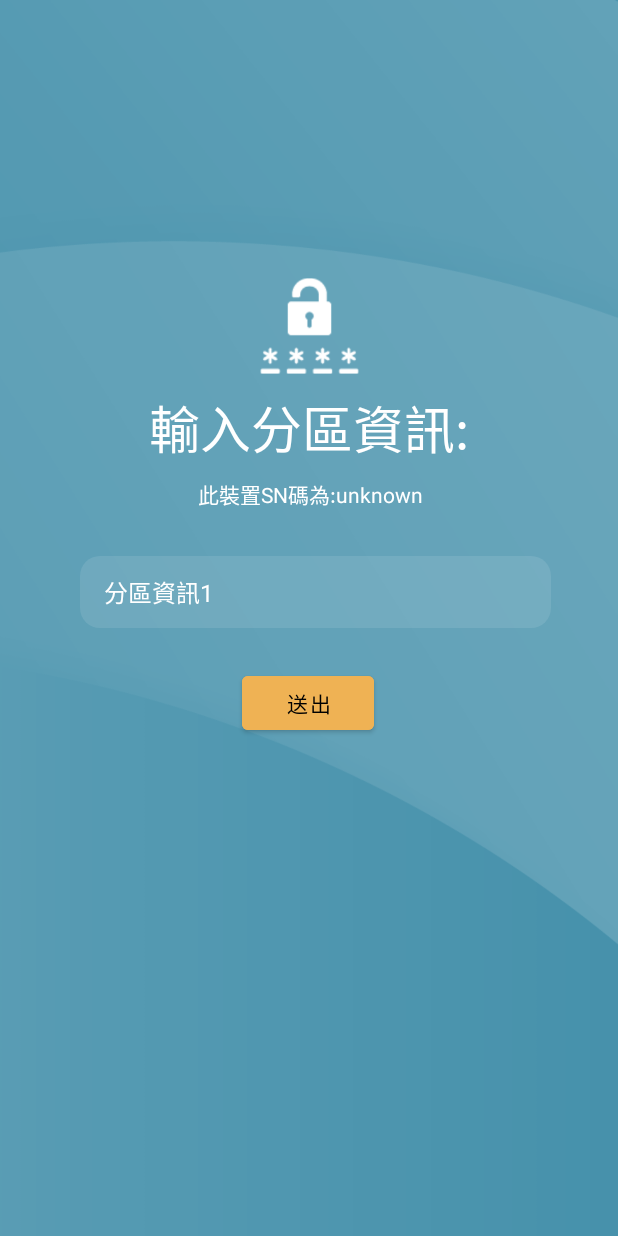
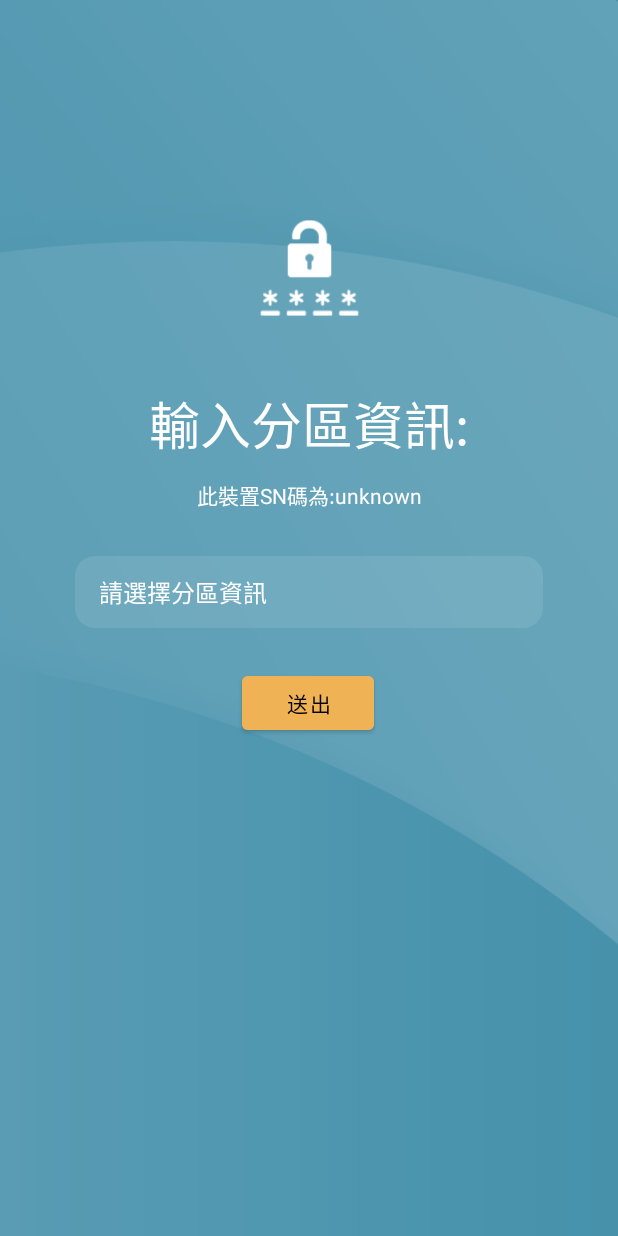
Before and after one commit to mickey234chu/LockScreenServiceFor7to9, an Android app: the screen it shows after launch (FirstActivity), on a phone screen of 412 x 824 dp. Run offline under Robolectric (Android 15) with nearby library versions, the phone set to English and light mode, and no system bars; libraries missing offline, so code that uses them is left out: pub.devrel.easypermissions.

Commit message:
design change

```diff
--- a/app/src/main/java/com/example/bootservicefor7to9/FirstActivity.java
+++ b/app/src/main/java/com/example/bootservicefor7to9/FirstActivity.java
@@ -7,13 +7,17 @@ import android.content.Intent;
 import android.graphics.drawable.ColorDrawable;
 import android.os.Build;
 import android.os.Bundle;
+import android.util.DisplayMetrics;
 import android.util.Log;
 import android.view.View;
+import android.view.ViewGroup;
 import android.view.Window;
 import android.view.WindowManager;
 import android.widget.ArrayAdapter;
 import android.widget.Button;
 import android.widget.EditText;
+import android.widget.ImageView;
+import android.widget.RelativeLayout;
 import android.widget.Spinner;
 import android.widget.TextView;
 import android.widget.Toast;
@@ -39,6 +43,7 @@ public class FirstActivity extends AppCompatActivity {
 
     TextView SNTEXT;
     Spinner URL_Spinner;
+    ImageView IV;
     Button btnSend;
     String SN,domain;
     boolean Hrecord = false;
@@ -73,6 +78,18 @@ public class FirstActivity extends AppCompatActivity {
         adapter.setDropDownViewResource(R.layout.myspinner_background);
         URL_Spinner.setAdapter(adapter);
 
+        //放圖片
+        IV = findViewById(R.id.imageView);
+
+        //DisplayMetrics metrics = new DisplayMetrics();
+        //getWindowManager().getDefaultDisplay().getMetrics(metrics);
+       // int w = metrics.widthPixels;
+        //int h = metrics.heightPixels;
+        //IV.setX(w/2);
+       // ViewGroup.MarginLayoutParams margin = new ViewGroup.MarginLayoutParams(IV.getLayoutParams());
+        //margin.setMargins(0,IV.getTop(),0,IV.getBottom());
+        //RelativeLayout.LayoutParams layoutParams = new RelativeLayout.LayoutParams(margin);
+        Log.e("HTTP",IV.getLeft()+","+IV.getTop()+","+IV.getRight()+","+IV.getBottom());
 
         btnSend = findViewById(R.id.btnSend);
 
--- a/app/src/main/res/layout/activity_first.xml
+++ b/app/src/main/res/layout/activity_first.xml
@@ -2,8 +2,8 @@
 <androidx.constraintlayout.widget.ConstraintLayout xmlns:android="http://schemas.android.com/apk/res/android"
     xmlns:app="http://schemas.android.com/apk/res-auto"
     xmlns:tools="http://schemas.android.com/tools"
-    android:layout_width="match_parent"
-    android:layout_height="match_parent"
+    android:layout_width="wrap_content"
+    android:layout_height="wrap_content"
     android:background="@drawable/bg"
     tools:context=".FirstActivity">
 
@@ -18,27 +18,24 @@
         app:layout_constraintEnd_toEndOf="parent"
         app:layout_constraintStart_toStartOf="parent"
         app:layout_constraintTop_toTopOf="parent"
-        app:layout_constraintVertical_bias="0.812" />
+        app:layout_constraintVertical_bias="0.804" />
 
     <Spinner
         android:id="@+id/URL_Spinner"
-        android:layout_width="314dp"
+        style="@style/mySpinnerItemStyle"
+        android:layout_width="312dp"
         android:layout_height="48dp"
-        android:layout_marginLeft="10dp"
         android:background="@drawable/shape_selector"
         android:ems="10"
         android:hint="分區資訊"
         android:inputType="textPersonName"
         android:minHeight="48dp"
-        style="@style/mySpinnerItemStyle"
         app:layout_constraintBottom_toBottomOf="parent"
         app:layout_constraintEnd_toEndOf="parent"
-        app:layout_constraintHorizontal_bias="0.494"
         app:layout_constraintStart_toStartOf="parent"
         app:layout_constraintTop_toTopOf="parent"
-        app:layout_constraintVertical_bias="0.478"
 
-        />
+        app:layout_constraintVertical_bias="0.478" />
 
     <Button
         android:id="@+id/btnSend"
@@ -58,15 +55,12 @@
         android:id="@+id/imageView"
         android:layout_width="66dp"
         android:layout_height="68dp"
-        android:layout_marginStart="173dp"
-        android:layout_marginTop="162dp"
-        android:layout_marginEnd="173dp"
-        android:layout_marginBottom="8dp"
+        android:layout_marginTop="150dp"
+        android:layout_marginBottom="50dp"
         app:layout_constraintBottom_toTopOf="@+id/textView"
         app:layout_constraintEnd_toEndOf="parent"
         app:layout_constraintStart_toStartOf="parent"
         app:layout_constraintTop_toTopOf="parent"
-        app:layout_constraintVertical_bias="1.0"
         app:srcCompat="@drawable/icon_sn"
         tools:ignore="MissingConstraints" />
 
@@ -77,13 +71,13 @@
         android:layout_marginStart="176dp"
         android:layout_marginTop="8dp"
         android:layout_marginEnd="177dp"
-        android:layout_marginBottom="2dp"
+        android:layout_marginBottom="8dp"
+        android:text="此裝置的SN碼為:"
         android:textColor="#ffffff"
-        android:text="此裝置的SN碼為:"
         app:layout_constraintBottom_toTopOf="@+id/URL_Spinner"
         app:layout_constraintEnd_toEndOf="parent"
         app:layout_constraintHorizontal_bias="0.489"
         app:layout_constraintStart_toStartOf="parent"
         app:layout_constraintTop_toBottomOf="@+id/textView"
-        app:layout_constraintVertical_bias="0.0" />
+        app:layout_constraintVertical_bias="0.125" />
 </androidx.constraintlayout.widget.ConstraintLayout>
--- a/app/src/main/res/layout/device_data.xml
+++ b/app/src/main/res/layout/device_data.xml
@@ -70,11 +70,11 @@
 
     <TextView
         android:id="@+id/textView2"
-        android:layout_width="wrap_content"
+        android:layout_width="480px"
         android:layout_height="wrap_content"
         android:text="載具名稱:"
         android:textColor="#FFFFFF"
-        android:textSize="36px"
+        android:textSize="24px"
         app:layout_constraintBottom_toTopOf="@+id/textView3"
         app:layout_constraintEnd_toEndOf="@+id/imageView2"
         app:layout_constraintHorizontal_bias="0.0"
@@ -84,11 +84,11 @@
 
     <TextView
         android:id="@+id/textView3"
-        android:layout_width="wrap_content"
+        android:layout_width="480px"
         android:layout_height="wrap_content"
         android:text="作業系統:"
         android:textColor="#FFFFFF"
-        android:textSize="36px"
+        android:textSize="24px"
         app:layout_constraintBottom_toBottomOf="@+id/imageView2"
         app:layout_constraintEnd_toEndOf="@+id/imageView2"
         app:layout_constraintHorizontal_bias="0.0"
@@ -98,11 +98,11 @@
 
     <TextView
         android:id="@+id/textView4"
-        android:layout_width="wrap_content"
+        android:layout_width="480px"
         android:layout_height="wrap_content"
         android:text="Public IP:"
         android:textColor="#FFFFFF"
-        android:textSize="36px"
+        android:textSize="24px"
         app:layout_constraintBottom_toBottomOf="@+id/imageView2"
         app:layout_constraintEnd_toEndOf="@+id/imageView2"
         app:layout_constraintHorizontal_bias="0.0"
--- a/app/src/main/res/values/strings.xml
+++ b/app/src/main/res/values/strings.xml
@@ -1,6 +1,7 @@
 <resources>
     <string name="app_name">BootServiceFor7to9</string>
     <string-array name="URL_list">
+        <item>請選擇分區資訊</item>
         <item>分區資訊1</item>
         <item>分區資訊2</item>
         <item>分區資訊3</item>
@@ -9,6 +10,5 @@
         <item>分區資訊6</item>
         <item>分區資訊7</item>
         <item>分區資訊8</item>
-        <item>分區資訊9</item>
     </string-array>
 </resources>
```
Also changed, not shown: 1 other file.
